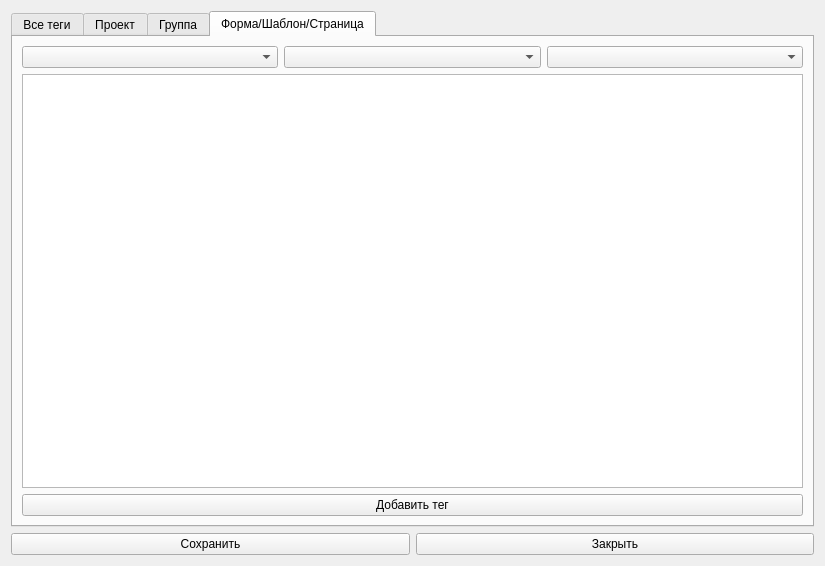
Artemako/auto-exec-doc, file designer/tagslistdialogwindow.ui: the form before one commit.
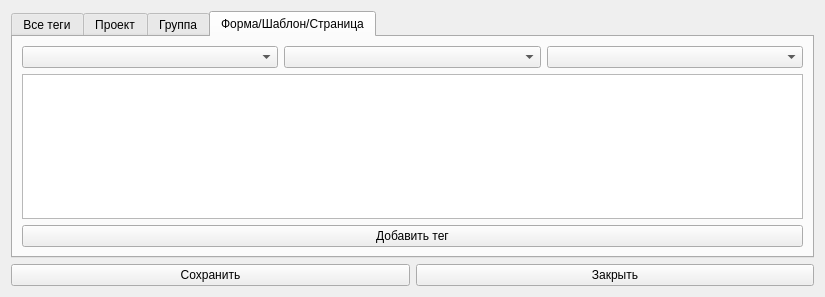
The form after the commit. The open tabs and pages were chosen to show the change.

Diff of the .ui file:
```diff
--- a/designer/tagslistdialogwindow.ui
+++ b/designer/tagslistdialogwindow.ui
@@ -7,7 +7,7 @@
     <x>0</x>
     <y>0</y>
     <width>825</width>
-    <height>566</height>
+    <height>297</height>
    </rect>
   </property>
   <property name="windowTitle">
```
Left out of the diff: 4 changed lines with no effect on the pictures.
